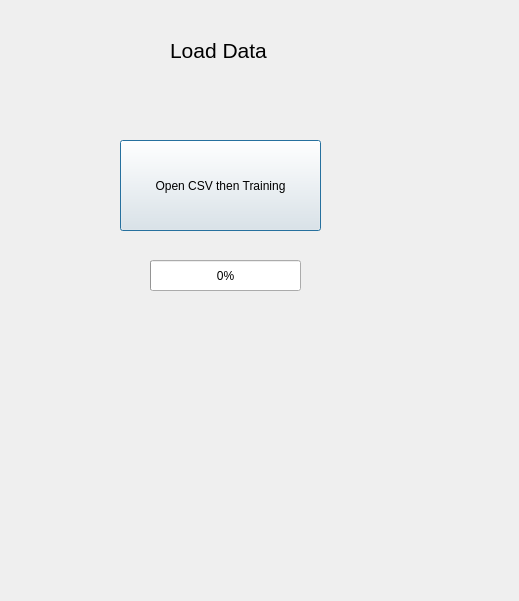
The window that src/Interface/UI/load_data.ui (hellorahat/LoanEligibilityPredictor) describes before a commit, drawn with Qt 5.
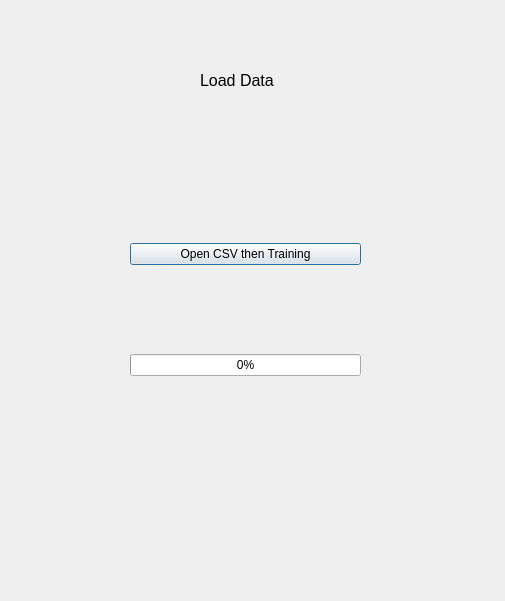
The same window after the commit.

```diff
--- a/src/Interface/UI/load_data.ui
+++ b/src/Interface/UI/load_data.ui
@@ -6,7 +6,7 @@
    <rect>
     <x>0</x>
     <y>0</y>
-    <width>519</width>
+    <width>505</width>
     <height>601</height>
    </rect>
   </property>
@@ -16,46 +16,46 @@
   <widget class="QLabel" name="label">
    <property name="geometry">
     <rect>
-     <x>170</x>
-     <y>20</y>
+     <x>200</x>
+     <y>50</y>
      <width>131</width>
      <height>61</height>
     </rect>
    </property>
    <property name="font">
     <font>
-     <pointsize>16</pointsize>
+     <pointsize>12</pointsize>
     </font>
    </property>
    <property name="text">
     <string>Load Data</string>
    </property>
   </widget>
-  <widget class="QPushButton" name="Open_CSV">
+  <widget class="QWidget" name="">
    <property name="geometry">
     <rect>
-     <x>120</x>
-     <y>140</y>
-     <width>201</width>
-     <height>91</height>
+     <x>130</x>
+     <y>160</y>
+     <width>231</width>
+     <height>301</height>
     </rect>
    </property>
-   <property name="text">
-    <string>Open CSV then Training</string>
-   </property>
-  </widget>
-  <widget class="QProgressBar" name="progressBar">
-   <property name="geometry">
-    <rect>
-     <x>150</x>
-     <y>260</y>
-     <width>151</width>
-     <height>31</height>
-    </rect>
-   </property>
-   <property name="value">
-    <number>0</number>
-   </property>
+   <layout class="QVBoxLayout" name="verticalLayout">
+    <item>
+     <widget class="QPushButton" name="Open_CSV">
+      <property name="text">
+       <string>Open CSV then Training</string>
+      </property>
+     </widget>
+    </item>
+    <item>
+     <widget class="QProgressBar" name="progressBar">
+      <property name="value">
+       <number>0</number>
+      </property>
+     </widget>
+    </item>
+   </layout>
   </widget>
  </widget>
  <resources/>
```
